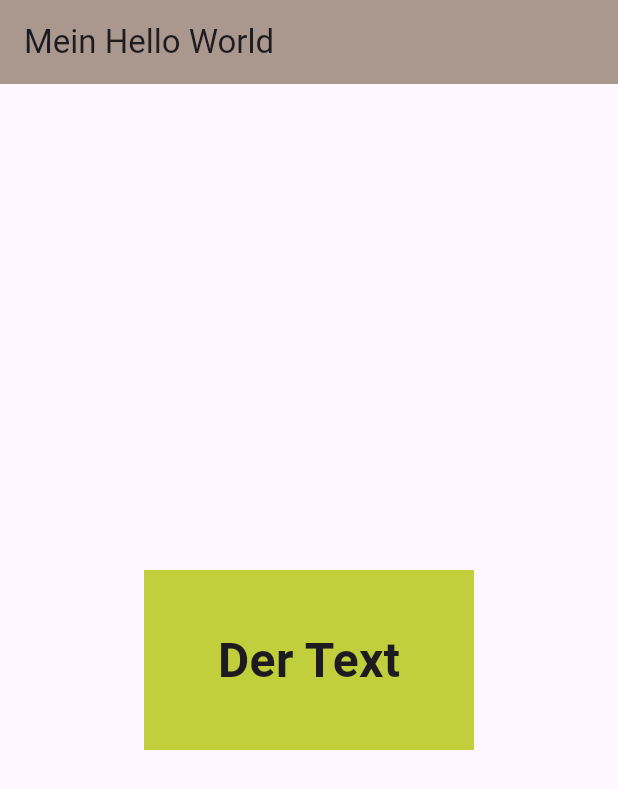
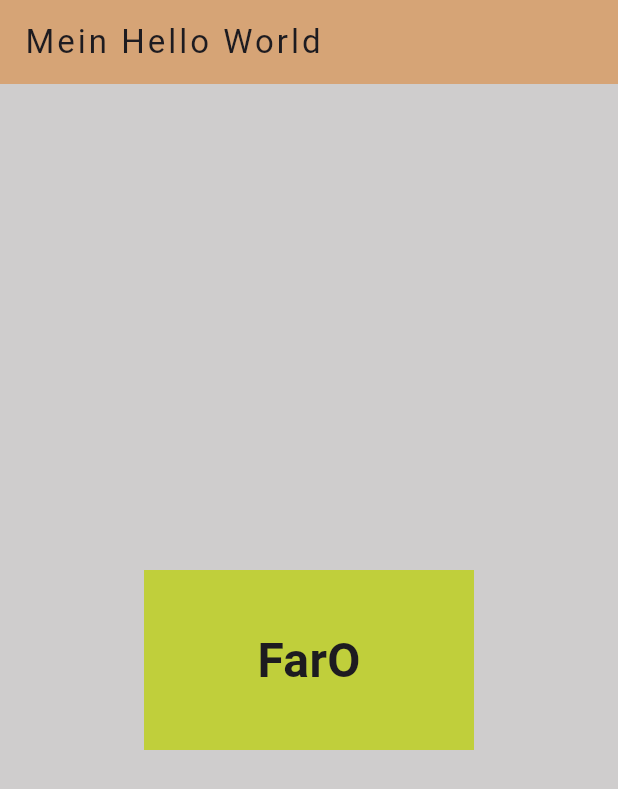
Before and after one commit to Far012/erste_flutter_app, a Flutter app: the screen it shows after launch, on a phone screen of 412 x 824 dp. Shown: the top 789 px of the screen. Run offline on Flutter 3.47's test engine with Material 3 defaults, Android fonts, the phone set to English and light mode, and no system bars.

Commit message:
new_init

```diff
--- /dev/null
+++ b/lib/Aufgabe_morgen/aufgabe_morgen.dart
@@ -0,0 +1,10 @@
+import 'package:flutter/material.dart';
+
+class Helloworld extends StatelessWidget {
+  const Helloworld({super.key});
+
+  @override
+  Widget build(BuildContext context) {
+    return Scaffold();
+  }
+}
--- a/lib/P13_HelloWorldFlutterApp/helloWorld.dart
+++ b/lib/P13_HelloWorldFlutterApp/hello_world.dart
@@ -1,14 +1,15 @@
 import 'package:flutter/material.dart';
 
 class Helloworld extends StatelessWidget {
-  Helloworld({super.key});
+  const Helloworld({super.key});
 
   @override
   Widget build(BuildContext context) {
     return Scaffold(
+      backgroundColor: const Color.fromARGB(255, 207, 205, 205),
       appBar: AppBar(
-        backgroundColor: Color.fromARGB(121, 76, 47, 19),
-        title: Text("Mein Hello World"),
+        backgroundColor: Color.fromARGB(121, 222, 119, 22),
+        title: Text("Mein Hello World", style: TextStyle(letterSpacing: 2)),
       ),
       body: Center(
         child: Container(
@@ -20,7 +21,7 @@ class Helloworld extends StatelessWidget {
             mainAxisAlignment: MainAxisAlignment.center,
             children: [
               Text(
-                "Der Text",
+                "FarO",
                 style: TextStyle(fontSize: 32, fontWeight: FontWeight.bold),
               ),
             ],
--- a/lib/main.dart
+++ b/lib/main.dart
@@ -1,4 +1,4 @@
-import 'package:erste_flutter_app/P13_HelloWorldFlutterApp/HelloWorld.dart';
+import 'package:erste_flutter_app/P13_HelloWorldFlutterApp/hello_world.dart';
 import 'package:flutter/material.dart';
 
 void main() {
```
